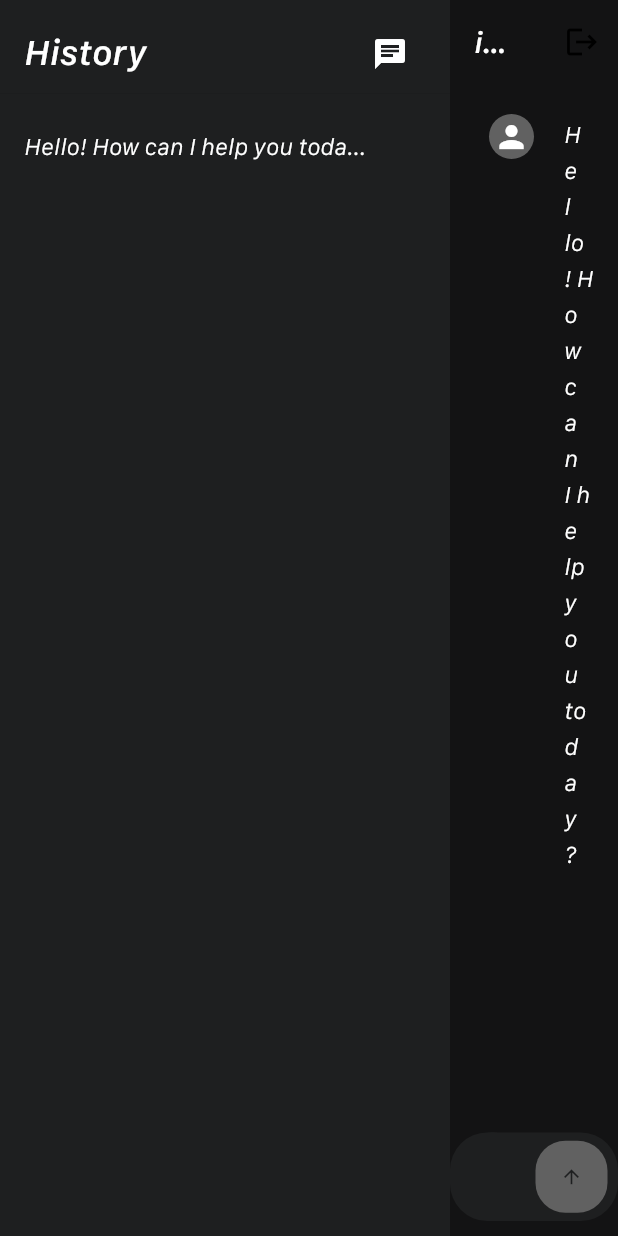
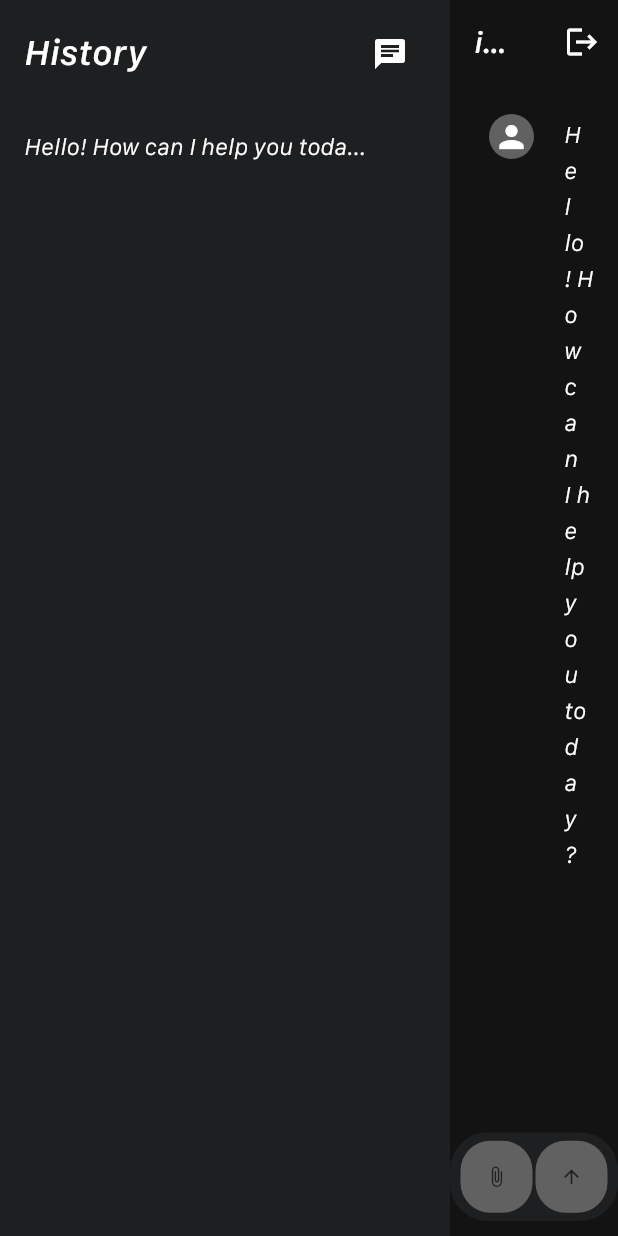
Before and after one commit to rchen-05/GEMINI-Business-Data-Predictor-, a Flutter app: the screen it shows once a user with an empty profile is signed in, after a tap on the "arrow upward" icon, on a phone screen of 412 x 824 dp. Run offline on Flutter 3.47's test engine with Material 3 defaults, Android fonts, the light colour scheme and no system bars; our stand-ins replace cloud_firestore, dash_chat_2, file_picker, firebase_auth, firebase_core, firebase_storage; accounts and stored records are empty.

Commit message:
updated dart files

```diff
--- a/data_predictor/lib/components/my_text_field.dart
+++ b/data_predictor/lib/components/my_text_field.dart
@@ -11,26 +11,30 @@ class MyTextField extends StatelessWidget {
     required this.controller,
     required this.obscureText,
   });
+
   @override
   Widget build(BuildContext context) {
     return TextField(
       controller: controller,
       obscureText: obscureText,
       decoration: InputDecoration(
+        labelText: hintText,  // This sets the hint text as a floating label
+        labelStyle: const TextStyle(
+          color: Colors.grey,
+          fontFamily: 'SFCompactText',
+        ),
+        floatingLabelBehavior: FloatingLabelBehavior.auto,  // Automatically floats the label
         enabledBorder: OutlineInputBorder(
           borderSide: BorderSide(color: Colors.grey.shade200),
         ),
         focusedBorder: const OutlineInputBorder(
           borderSide: BorderSide(color: Colors.white),
         ),
-       fillColor: Colors.grey[300],
+        fillColor: const Color.fromARGB(255, 30, 31, 32),
         filled: true,
-       hintText: hintText,
-       hintStyle: const TextStyle(
-        color: Colors.grey,
       ),
-
-
+      style: const TextStyle(
+        color: Colors.white,  // Text color inside the text field
       ),
     );
   }
--- /dev/null
+++ b/data_predictor/lib/components/signin_button.dart
@@ -0,0 +1,114 @@
+import 'package:flutter/material.dart';
+
+class AnimatedButton extends StatefulWidget {
+  final String text;
+  final VoidCallback onTap;
+
+  const AnimatedButton({Key? key, required this.text, required this.onTap}) : super(key: key);
+
+  @override
+  _AnimatedButtonState createState() => _AnimatedButtonState();
+}
+
+class _AnimatedButtonState extends State<AnimatedButton> with SingleTickerProviderStateMixin {
+  late AnimationController _controller;
+  late Animation<double> _animation;
+
+  @override
+  void initState() {
+    super.initState();
+
+    _controller = AnimationController(
+      vsync: this,
+      duration: Duration(milliseconds: 100),  // Faster animation
+    );
+
+    _animation = Tween<double>(begin: 0.0, end: 1.0).animate(
+      CurvedAnimation(
+        parent: _controller,
+        curve: Curves.easeInOut,
+      ),
+    );
+
+    _controller.addListener(() {
+      setState(() {});
+    });
+  }
+
+  void _handleTapDown(TapDownDetails details) {
+    _controller.forward();
+  }
+
+  void _handleTapUp(TapUpDetails details) {
+    _controller.reset();  // Instantly reset the animation
+    widget.onTap();
+  }
+
+  void _handleTapCancel() {
+    _controller.reset();  // Instantly reset the animation
+  }
+
+  @override
+  void dispose() {
+    _controller.dispose();
+    super.dispose();
+  }
+
+  @override
+  Widget build(BuildContext context) {
+    return MouseRegion(
+      cursor: SystemMouseCursors.click, // Change cursor to a hand on hover
+      child: GestureDetector(
+        onTapDown: _handleTapDown,
+        onTapUp: _handleTapUp,
+        onTapCancel: _handleTapCancel,
+        child: Stack(
+          children: [
+            Container(
+              width: 200,
+              height: 50,
+              decoration: BoxDecoration(
+                borderRadius: BorderRadius.circular(25),
+                color: const Color.fromARGB(255, 210, 36, 58),
+                border: Border.all(color: const Color.fromARGB(255, 210, 36, 58)),
+              ),
+            ),
+            Positioned.fill(
+              child: ClipRRect(
+                borderRadius: BorderRadius.circular(25),
+                child: AnimatedBuilder(
+                  animation: _animation,
+                  builder: (context, child) {
+                    return FractionallySizedBox(
+                      widthFactor: _animation.value,
+                      alignment: Alignment.center,
+                      child: Container(
+                        decoration: BoxDecoration(
+                          color: const Color.fromARGB(255, 177,16,86).withOpacity(0.5),
+                          borderRadius: BorderRadius.circular(25),
+                        ),
+                      ),
+                    );
+                  },
+                ),
+              ),
+            ),
+            Positioned.fill(
+              child: Center(
+                child: Text(
+                  widget.text,
+                  style: const TextStyle(
+                    color: Colors.black,
+                    fontWeight: FontWeight.bold,
+                    fontSize: 16,
+                    fontFamily: 'SFCompactText',
+                  ),
+                ),
+              ),
+            ),
+          ],
+        ),
+      ),
+    );
+  }
+}
--- a/data_predictor/lib/pages/chat_page.dart
+++ b/data_predictor/lib/pages/chat_page.dart
@@ -4,7 +4,9 @@ import 'package:data_predictor/components/chat_bubble.dart';
 import 'package:data_predictor/components/chat_controller.dart';
 import 'package:data_predictor/services/auth/auth_service.dart';
 import 'package:data_predictor/services/chat_service.dart';
+import 'package:file_picker/file_picker.dart';
 import 'package:firebase_auth/firebase_auth.dart';
+import 'package:firebase_storage/firebase_storage.dart';
 import 'package:flutter/material.dart';
 import 'package:flutter/services.dart';
 import 'package:http/http.dart' as http;
@@ -70,6 +72,25 @@ class _ChatPageState extends State<ChatPage> {
     authService.signOut();
   }
 
+  Future<void> pickFile() async {
+    FilePickerResult? result = await FilePicker.platform.pickFiles();
+
+    if (result != null && result.files.isNotEmpty) {
+      final fileBytes = result.files.first.bytes;
+      final fileName = result.files.first.name;
+
+      if (fileBytes != null) {
+        try {
+          await FirebaseStorage.instance
+              .ref('uploads/$fileName')
+              .putData(fileBytes);
+        } catch (e) {
+          print('Error uploading file: $e');
+        }
+      }
+    }
+  }
+
   void sendMessage() async {
     // Only send message if the text field is not empty
     if (_messageController.text.isNotEmpty) {
@@ -93,7 +114,7 @@ class _ChatPageState extends State<ChatPage> {
             style: const TextStyle(
                 color: Colors.white, fontFamily: 'SFCompactText')),
         backgroundColor: const Color.fromARGB(255, 19, 19, 20),
-        foregroundColor: Colors.black,
+        foregroundColor: Colors.white,
         elevation: 0,
         systemOverlayStyle: SystemUiOverlayStyle.dark,
         actions: [
@@ -156,7 +177,7 @@ class _ChatPageState extends State<ChatPage> {
 
           return ListView.builder(
             controller: _scrollController,
-            physics: const  BouncingScrollPhysics(),
+            physics: const BouncingScrollPhysics(),
             itemCount: snapshot.data!.docs.length,
             itemBuilder: (context, index) {
               final document = snapshot.data!.docs[index];
@@ -206,6 +227,26 @@ class _ChatPageState extends State<ChatPage> {
         ),
         child: Row(
           children: [
+            // Attach file button
+            Padding(
+              padding: const EdgeInsets.only(left: 7),
+              child: Container(
+                decoration: BoxDecoration(
+                  color: Colors.grey.shade700,
+                  borderRadius: BorderRadius.circular(20),
+                ),
+                child: IconButton(
+                  hoverColor: Colors.transparent,
+                  focusColor: Colors.transparent,
+                  splashColor: Colors.transparent,
+                  highlightColor: Colors.transparent,
+                  iconSize: 15,
+                  icon: const Icon(Icons.attach_file,
+                      size: 15, color: Color.fromARGB(255, 30, 31, 32)),
+                  onPressed: pickFile,
+                ),
+              ),
+            ),
             // Text field
             Expanded(
               child: ChatController(
--- a/data_predictor/lib/pages/login_page.dart
+++ b/data_predictor/lib/pages/login_page.dart
@@ -1,29 +1,31 @@
+
 import 'package:data_predictor/components/my_button.dart';
+import 'package:data_predictor/components/signin_button.dart';
 import 'package:data_predictor/services/auth/auth_service.dart';
 import 'package:flutter/material.dart';
 import 'package:data_predictor/components/my_text_field.dart';
 import 'package:flutter/widgets.dart';
 import 'package:provider/provider.dart';
+
 class LoginPage extends StatefulWidget {
   final void Function()? onTap;
   const LoginPage({super.key, required this.onTap});
-
 
   @override
   State<LoginPage> createState() => _LoginPageState();
 }
 
-class _LoginPageState extends State<LoginPage>{
+class _LoginPageState extends State<LoginPage> {
   final emailController = TextEditingController();
   final passwordController = TextEditingController();
- // sign in user
+  // sign in user
   void signIn() async {
     // get the auth service
     final authService = Provider.of<AuthService>(context, listen: false);
-    try{
-      await authService.signInWithEmailAndPassword(emailController.text, passwordController.text);
-    }
-    catch (e){
+    try {
+      await authService.signInWithEmailAndPassword(
+          emailController.text, passwordController.text);
+    } catch (e) {
       // show error message
       ScaffoldMessenger.of(context).showSnackBar(
         SnackBar(
@@ -33,14 +35,25 @@ class _LoginPageState extends State<LoginPage>{
     }
   }
 
-
   @override
-  Widget build(BuildContext context){
+  Widget build(BuildContext context) {
     return Scaffold(
+      backgroundColor: const Color.fromARGB(255, 19, 19, 20),
       body: SafeArea(
         child: Center(
           child: Container(
-            constraints: const BoxConstraints(maxWidth: 600),
+            decoration: BoxDecoration(
+              color: const Color.fromARGB(255, 30, 31, 32),
+              borderRadius: BorderRadius.circular(10),
+              boxShadow: const [
+                BoxShadow(
+                  color: Colors.black12,
+                  offset: Offset(0, 2),
+                  blurRadius: 4,
+                ),
+              ],
+            ),
+            constraints: const BoxConstraints(maxWidth: 400, maxHeight: 600),
             child: Padding(
               padding: const EdgeInsets.symmetric(horizontal: 25.0),
               child: Column(
@@ -50,13 +63,18 @@ class _LoginPageState extends State<LoginPage>{
                   const Icon(
                     Icons.data_usage,
                     size: 100,
-                    color: Colors.blue,
+                    color: Color.fromARGB(255, 210, 36, 58),
                   ),
+                  //empty space
+                  const SizedBox(height: 60),
                   //welcome back message
                   const Text(
                     'Welcome Back!',
                     style: TextStyle(
-                      fontSize: 16,
+                      fontSize: 28,
+                      fontWeight: FontWeight.bold,
+                      color: Colors.white,
+                      fontFamily: 'SFCompactText',
                     ),
                   ),
                   const SizedBox(height: 25),
@@ -80,25 +98,29 @@ class _LoginPageState extends State<LoginPage>{
                   const SizedBox(height: 25),
 
                   // sign  in button
-                  MyButton(
-                    onTap: signIn,
-                     text: 'Sign in'
-                  ),
+                  AnimatedButton(text: 'Log in', onTap: signIn),
 
                   const SizedBox(height: 50),
 
                   // not a member? register now
-                   Row(
+                  Row(
                     children: [
-                      const Text('Not a member?'),
+                      const Text('Not a member?',
+                          style: TextStyle(
+                              color: Colors.white,
+                              fontFamily: 'SFCompactText')),
                       const SizedBox(width: 4),
-                      GestureDetector(
-                        onTap: widget.onTap,
-                        child: const Text(
-                          "Register now",
-                          style: TextStyle(
-                            color: Colors.black,
-                            fontWeight: FontWeight.bold,
+                      MouseRegion(
+                        cursor: SystemMouseCursors.click,
+                        child: GestureDetector(
+                          onTap: widget.onTap,
+                          child: const Text(
+                            'Register now',
+                            style:  TextStyle(
+                              color: Color.fromARGB(255, 210, 36, 58),
+                              fontFamily: 'SFCompactText',
+                              fontWeight: FontWeight.bold
+                            ),
                           ),
                         ),
                       )
--- a/data_predictor/lib/pages/register_page.dart
+++ b/data_predictor/lib/pages/register_page.dart
@@ -1,26 +1,26 @@
 import 'package:data_predictor/components/my_button.dart';
+import 'package:data_predictor/components/signin_button.dart';
 import 'package:data_predictor/services/auth/auth_service.dart';
 import 'package:flutter/material.dart';
 import 'package:data_predictor/components/my_text_field.dart';
 import 'package:flutter/widgets.dart';
 import 'package:provider/provider.dart';
+
 class RegisterPage extends StatefulWidget {
   final void Function()? onTap;
   const RegisterPage({super.key, required this.onTap});
-
 
   @override
   State<RegisterPage> createState() => _RegisterPageState();
 }
 
-class _RegisterPageState extends State<RegisterPage>{
-
+class _RegisterPageState extends State<RegisterPage> {
   final emailController = TextEditingController();
   final passwordController = TextEditingController();
   final confirmPasswordController = TextEditingController();
 
-  void signUp(){
-    if (passwordController.text != confirmPasswordController.text){
+  void signUp() async {
+    if (passwordController.text != confirmPasswordController.text) {
       ScaffoldMessenger.of(context).showSnackBar(
         const SnackBar(
           content: Text('Passwords do not match'),
@@ -30,10 +30,12 @@ class _RegisterPageState extends State<RegisterPage>{
     }
     // get the auth service
     final authService = Provider.of<AuthService>(context, listen: false);
-    try{
-      authService.signUpWithEmailAndPassword(emailController.text, passwordController.text);
-    }
-    catch (e){
+    try {
+      await authService.signUpWithEmailAndPassword(
+        emailController.text,
+        passwordController.text,
+      );
+    } catch (e) {
       // show error message
       ScaffoldMessenger.of(context).showSnackBar(
         SnackBar(
@@ -43,14 +45,25 @@ class _RegisterPageState extends State<RegisterPage>{
     }
   }
 
-
   @override
-  Widget build(BuildContext context){
+  Widget build(BuildContext context) {
     return Scaffold(
+      backgroundColor: const Color.fromARGB(255, 19, 19, 20),
       body: SafeArea(
         child: Center(
           child: Container(
-            constraints: const BoxConstraints(maxWidth: 600),
+            decoration: BoxDecoration(
+              color: const Color.fromARGB(255, 30, 31, 32),
+              borderRadius: BorderRadius.circular(10),
+              boxShadow: const [
+                BoxShadow(
+                  color: Colors.black12,
+                  offset: Offset(0, 2),
+                  blurRadius: 4,
+                ),
+              ],
+            ),
+            constraints: const BoxConstraints(maxWidth: 400, maxHeight: 700),
             child: Padding(
               padding: const EdgeInsets.symmetric(horizontal: 25.0),
               child: Column(
@@ -60,13 +73,18 @@ class _RegisterPageState extends State<RegisterPage>{
                   const Icon(
                     Icons.data_usage,
                     size: 100,
-                    color: Colors.blue,
+                    color: Color.fromARGB(255, 210, 36, 58),
                   ),
-                  //welcome back message
+                  //empty space
+                  const SizedBox(height: 60),
+                  //welcome message
                   const Text(
                     'Let\'s create an account for you!',
                     style: TextStyle(
-                      fontSize: 16,
+                      fontSize: 22,
+                      fontWeight: FontWeight.bold,
+                      color: Colors.white,
+                      fontFamily: 'SFCompactText',
                     ),
                   ),
                   const SizedBox(height: 25),
@@ -98,29 +116,36 @@ class _RegisterPageState extends State<RegisterPage>{
 
                   const SizedBox(height: 25),
 
-                  // sign  in button
-                  MyButton(
-                    onTap: signUp,
-                     text: 'Sign up'
-                  ),
+                  // sign up button
+                  AnimatedButton(text: 'Sign up', onTap: signUp),
 
                   const SizedBox(height: 50),
 
-                  // not a member? register now
-                   Row(
+                  // already a member? login now
+                  Row(
                     children: [
-                      const Text('Already a member?'),
+                      const Text(
+                        'Already a member?',
+                        style: TextStyle(
+                          color: Colors.white,
+                          fontFamily: 'SFCompactText',
+                        ),
+                      ),
                       const SizedBox(width: 4),
-                      GestureDetector(
-                        onTap: widget.onTap,
-                        child: const Text(
-                          "Login now",
-                          style: TextStyle(
-                            color: Colors.black,
-                            fontWeight: FontWeight.bold,
+                      MouseRegion(
+                        cursor: SystemMouseCursors.click,
+                        child: GestureDetector(
+                          onTap: widget.onTap,
+                          child: const Text(
+                            'Login now',
+                            style: TextStyle(
+                              color: Color.fromARGB(255, 210, 36, 58),
+                              fontFamily: 'SFCompactText',
+                              fontWeight: FontWeight.bold,
+                            ),
                           ),
                         ),
-                      )
+                      ),
                     ],
                   )
                 ],
```
Also changed, not shown: data_predictor/lib/pages/broken_page.dart (+0 -61 lines). Lines whose indentation alone changed are shown as unchanged.
